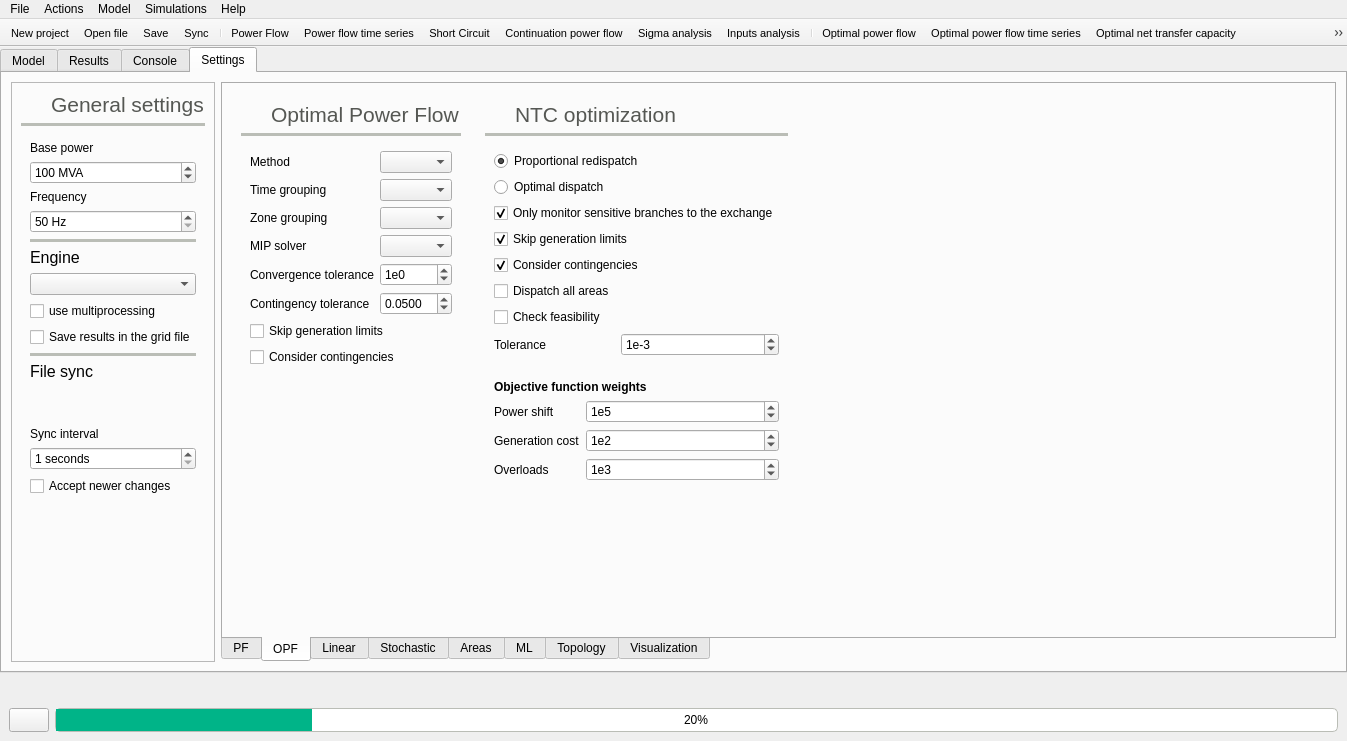
This is src/GridCal/Gui/Main/MainWindow.ui in SanPen/GridCal as Qt 5 draws it before an edit. The edited form follows.
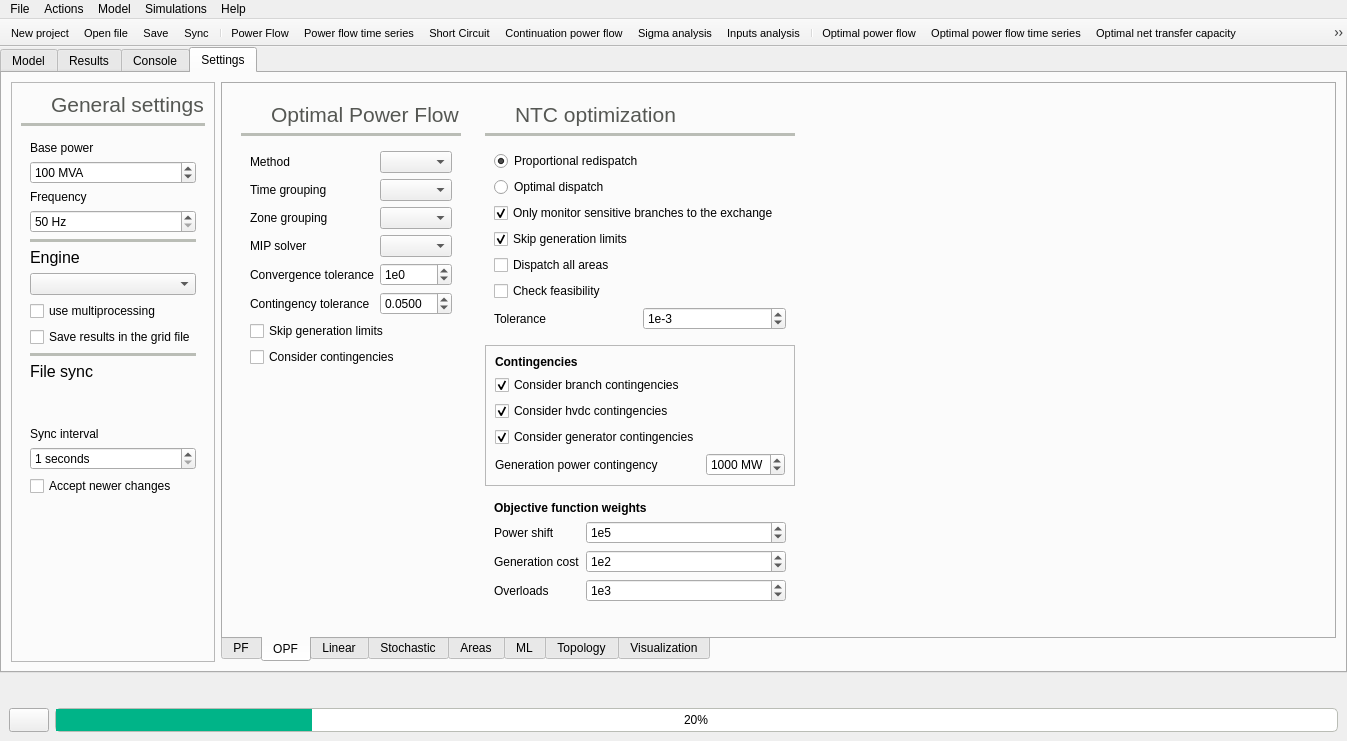
This is the edited form. The open tabs and pages were chosen to show the change. Icons and pictures are not drawn.

Commit message: New ntcOpf contingency settings

```diff
--- a/src/GridCal/Gui/Main/MainWindow.ui
+++ b/src/GridCal/Gui/Main/MainWindow.ui
@@ -3243,7 +3243,218 @@
                <enum>QFrame::Raised</enum>
               </property>
               <layout class="QGridLayout" name="gridLayout_15">
-               <item row="6" column="0" colspan="3">
+               <item row="0" column="0">
+                <widget class="QLabel" name="label_97">
+                 <property name="minimumSize">
+                  <size>
+                   <width>24</width>
+                   <height>24</height>
+                  </size>
+                 </property>
+                 <property name="maximumSize">
+                  <size>
+                   <width>24</width>
+                   <height>24</height>
+                  </size>
+                 </property>
+                 <property name="text">
+                  <string/>
+                 </property>
+                 <property name="pixmap">
+                  <pixmap resource="icons.qrc">:/Icons/icons/ntc_opf.svg</pixmap>
+                 </property>
+                 <property name="scaledContents">
+                  <bool>true</bool>
+                 </property>
+                </widget>
+               </item>
+               <item row="1" column="0" colspan="3">
+                <widget class="Line" name="line_27">
+                 <property name="palette">
+                  <palette>
+                   <active>
+                    <colorrole role="WindowText">
+                     <brush brushstyle="SolidPattern">
+                      <color alpha="255">
+                       <red>186</red>
+                       <green>189</green>
+                       <blue>182</blue>
+                      </color>
+                     </brush>
+                    </colorrole>
+                   </active>
+                   <inactive>
+                    <colorrole role="WindowText">
+                     <brush brushstyle="SolidPattern">
+                      <color alpha="255">
+                       <red>186</red>
+                       <green>189</green>
+                       <blue>182</blue>
+                      </color>
+                     </brush>
+                    </colorrole>
+                   </inactive>
+                   <disabled>
+                    <colorrole role="WindowText">
+                     <brush brushstyle="SolidPattern">
+                      <color alpha="255">
+                       <red>190</red>
+                       <green>190</green>
+                       <blue>190</blue>
+                      </color>
+                     </brush>
+                    </colorrole>
+                   </disabled>
+                  </palette>
+                 </property>
+                 <property name="frameShadow">
+                  <enum>QFrame::Plain</enum>
+                 </property>
+                 <property name="lineWidth">
+                  <number>4</number>
+                 </property>
+                 <property name="orientation">
+                  <enum>Qt::Horizontal</enum>
+                 </property>
+                </widget>
+               </item>
+               <item row="0" column="1" colspan="2">
+                <widget class="QLabel" name="label_96">
+                 <property name="palette">
+                  <palette>
+                   <active>
+                    <colorrole role="WindowText">
+                     <brush brushstyle="SolidPattern">
+                      <color alpha="255">
+                       <red>85</red>
+                       <green>87</green>
+                       <blue>83</blue>
+                      </color>
+                     </brush>
+                    </colorrole>
+                   </active>
+                   <inactive>
+                    <colorrole role="WindowText">
+                     <brush brushstyle="SolidPattern">
+                      <color alpha="255">
+                       <red>85</red>
+                       <green>87</green>
+                       <blue>83</blue>
+                      </color>
+                     </brush>
+                    </colorrole>
+                   </inactive>
+                   <disabled>
+                    <colorrole role="WindowText">
+                     <brush brushstyle="SolidPattern">
+                      <color alpha="255">
+                       <red>190</red>
+                       <green>190</green>
+                       <blue>190</blue>
+                      </color>
+                     </brush>
+                    </colorrole>
+                   </disabled>
+                  </palette>
+                 </property>
+                 <property name="font">
+                  <font>
+                   <pointsize>16</pointsize>
+                  </font>
+                 </property>
+                 <property name="text">
+                  <string>NTC optimization</string>
+                 </property>
+                </widget>
+               </item>
+               <item row="4" column="0" rowspan="2" colspan="3">
+                <widget class="QFrame" name="frame_4">
+                 <property name="frameShape">
+                  <enum>QFrame::StyledPanel</enum>
+                 </property>
+                 <property name="frameShadow">
+                  <enum>QFrame::Raised</enum>
+                 </property>
+                 <layout class="QGridLayout" name="gridLayout_5">
+                  <item row="0" column="0">
+                   <widget class="QLabel" name="label_105">
+                    <property name="font">
+                     <font>
+                      <weight>75</weight>
+                      <bold>true</bold>
+                     </font>
+                    </property>
+                    <property name="text">
+                     <string>Contingencies</string>
+                    </property>
+                   </widget>
+                  </item>
+                  <item row="2" column="0">
+                   <widget class="QCheckBox" name="considerContingenciesHvdcOpfCheckBox">
+                    <property name="text">
+                     <string>Consider hvdc contingencies</string>
+                    </property>
+                    <property name="checked">
+                     <bool>true</bool>
+                    </property>
+                   </widget>
+                  </item>
+                  <item row="4" column="0">
+                   <widget class="QLabel" name="contingencyPowerTripLabel">
+                    <property name="text">
+                     <string>Generation power contingency</string>
+                    </property>
+                   </widget>
+                  </item>
+                  <item row="4" column="1">
+                   <widget class="QDoubleSpinBox" name="contingencyGenerationThresholdDoubleSpinBox">
+                    <property name="toolTip">
+                     <string>Generation power to trip as contingency</string>
+                    </property>
+                    <property name="suffix">
+                     <string> MW</string>
+                    </property>
+                    <property name="decimals">
+                     <number>0</number>
+                    </property>
+                    <property name="maximum">
+                     <double>5000.000000000000000</double>
+                    </property>
+                    <property name="singleStep">
+                     <double>50.000000000000000</double>
+                    </property>
+                    <property name="value">
+                     <double>1000.000000000000000</double>
+                    </property>
+                   </widget>
+                  </item>
+                  <item row="1" column="0">
+                   <widget class="QCheckBox" name="considerContingenciesNtcOpfCheckBox">
+                    <property name="toolTip">
+                     <string>If activated, the N-1 contingencies are considered</string>
+                    </property>
+                    <property name="text">
+                     <string>Consider branch contingencies</string>
+                    </property>
+                    <property name="checked">
+                     <bool>true</bool>
+                    </property>
+                   </widget>
+                  </item>
+                  <item row="3" column="0">
+                   <widget class="QCheckBox" name="considerContingenciesGeneratorOpfCheckBox">
+                    <property name="text">
+                     <string>Consider generator contingencies</string>
+                    </property>
+                    <property name="checked">
+                     <bool>true</bool>
+                    </property>
+                   </widget>
+                  </item>
+                 </layout>
+                </widget>
+               </item>
+               <item row="2" column="0" colspan="3">
                 <widget class="QFrame" name="frame_67">
                  <property name="frameShape">
                   <enum>QFrame::NoFrame</enum>
@@ -3251,7 +3462,7 @@
                  <property name="frameShadow">
                   <enum>QFrame::Raised</enum>
                  </property>
-                 <layout class="QFormLayout" name="formLayout_2">
+                 <layout class="QGridLayout" name="gridLayout_24">
                   <item row="0" column="0" colspan="2">
                    <widget class="QRadioButton" name="proportionalRedispatchRadioButton">
                     <property name="toolTip">
@@ -3265,7 +3476,7 @@
                     </property>
                    </widget>
                   </item>
-                  <item row="1" column="0" colspan="2">
+                  <item row="1" column="0">
                    <widget class="QRadioButton" name="optimalRedispatchRadioButton">
                     <property name="toolTip">
                      <string>The generation is modified so that the transference is maximal.</string>
@@ -3304,27 +3515,14 @@
                     </property>
                    </widget>
                   </item>
-                  <item row="4" column="0" colspan="2">
-                   <widget class="QCheckBox" name="considerContingenciesNtcOpfCheckBox">
-                    <property name="toolTip">
-                     <string>If activated, the N-1 contingencies are considered</string>
-                    </property>
-                    <property name="text">
-                     <string>Consider contingencies</string>
-                    </property>
-                    <property name="checked">
-                     <bool>true</bool>
-                    </property>
-                   </widget>
-                  </item>
-                  <item row="5" column="0">
+                  <item row="4" column="0">
                    <widget class="QCheckBox" name="ntcDispatchAllAreasCheckBox">
                     <property name="text">
                      <string>Dispatch all areas</string>
                     </property>
                    </widget>
                   </item>
-                  <item row="6" column="0" colspan="2">
+                  <item row="5" column="0">
                    <widget class="QCheckBox" name="ntcFeasibilityCheckCheckBox">
                     <property name="text">
                      <string>Check feasibility</string>
@@ -3334,14 +3532,14 @@
                     </property>
                    </widget>
                   </item>
-                  <item row="7" column="0">
+                  <item row="6" column="0">
                    <widget class="QLabel" name="label_101">
                     <property name="text">
                      <string>Tolerance</string>
                     </property>
                    </widget>
                   </item>
-                  <item row="7" column="1">
+                  <item row="6" column="1">
                    <widget class="QSpinBox" name="ntcOpfTolSpinBox">
                     <property name="toolTip">
                      <string>This value determines if the convergence is reached</string>
@@ -3363,131 +3561,7 @@
                  </layout>
                 </widget>
                </item>
-               <item row="3" column="0">
-                <widget class="QLabel" name="label_97">
-                 <property name="minimumSize">
-                  <size>
-                   <width>24</width>
-                   <height>24</height>
-                  </size>
-                 </property>
-                 <property name="maximumSize">
-                  <size>
-                   <width>24</width>
-                   <height>24</height>
-                  </size>
-                 </property>
-                 <property name="text">
-                  <string/>
-                 </property>
-                 <property name="pixmap">
-                  <pixmap resource="icons.qrc">:/Icons/icons/ntc_opf.svg</pixmap>
-                 </property>
-                 <property name="scaledContents">
-                  <bool>true</bool>
-                 </property>
-                </widget>
-               </item>
-               <item row="5" column="0" colspan="3">
-                <widget class="Line" name="line_27">
-                 <property name="palette">
-                  <palette>
-                   <active>
-                    <colorrole role="WindowText">
-                     <brush brushstyle="SolidPattern">
-                      <color alpha="255">
-                       <red>186</red>
-                       <green>189</green>
-                       <blue>182</blue>
-                      </color>
-                     </brush>
-                    </colorrole>
-                   </active>
-                   <inactive>
-                    <colorrole role="WindowText">
-                     <brush brushstyle="SolidPattern">
-                      <color alpha="255">
-                       <red>186</red>
-                       <green>189</green>
-                       <blue>182</blue>
-                      </color>
-                     </brush>
-                    </colorrole>
-                   </inactive>
-                   <disabled>
-                    <colorrole role="WindowText">
-                     <brush brushstyle="SolidPattern">
-                      <color alpha="255">
-                       <red>190</red>
-                       <green>190</green>
-                       <blue>190</blue>
-                      </color>
-                     </brush>
-                    </colorrole>
-                   </disabled>
-                  </palette>
-                 </property>
-                 <property name="frameShadow">
-                  <enum>QFrame::Plain</enum>
-                 </property>
-                 <property name="lineWidth">
-                  <number>4</number>
-                 </property>
-                 <property name="orientation">
-                  <enum>Qt::Horizontal</enum>
-                 </property>
-                </widget>
-               </item>
-               <item row="3" column="1" colspan="2">
-                <widget class="QLabel" name="label_96">
-                 <property name="palette">
-                  <palette>
-                   <active>
-                    <colorrole role="WindowText">
-                     <brush brushstyle="SolidPattern">
-                      <color alpha="255">
-                       <red>85</red>
-                       <green>87</green>
-                       <blue>83</blue>
-                      </color>
-                     </brush>
-                    </colorrole>
-                   </active>
-                   <inactive>
-                    <colorrole role="WindowText">
-                     <brush brushstyle="SolidPattern">
-                      <color alpha="255">
-                       <red>85</red>
-                       <green>87</green>
-                       <blue>83</blue>
-                      </color>
-                     </brush>
-                    </colorrole>
-                   </inactive>
-                   <disabled>
-                    <colorrole role="WindowText">
-                     <brush brushstyle="SolidPattern">
-                      <color alpha="255">
-                       <red>190</red>
-                       <green>190</green>
-                       <blue>190</blue>
-                      </color>
-                     </brush>
-                    </colorrole>
-                   </disabled>
-                  </palette>
-                 </property>
-                 <property name="font">
-                  <font>
-                   <pointsize>16</pointsize>
-                  </font>
-                 </property>
-                 <property name="text">
-                  <string>NTC optimization</string>
-                 </property>
-                </widget>
-               </item>
-               <item row="9" column="2">
+               <item row="7" column="1">
                 <spacer name="verticalSpacer_17">
                  <property name="orientation">
                   <enum>Qt::Vertical</enum>
@@ -3500,7 +3574,7 @@
                  </property>
                 </spacer>
                </item>
-               <item row="7" column="0" colspan="3">
+               <item row="6" column="0" colspan="3">
                 <widget class="QFrame" name="frame_68">
                  <property name="frameShape">
                   <enum>QFrame::NoFrame</enum>
```
Left out of the diff: 54 changed lines with no effect on the pictures. The commit also changes 2 other files.
